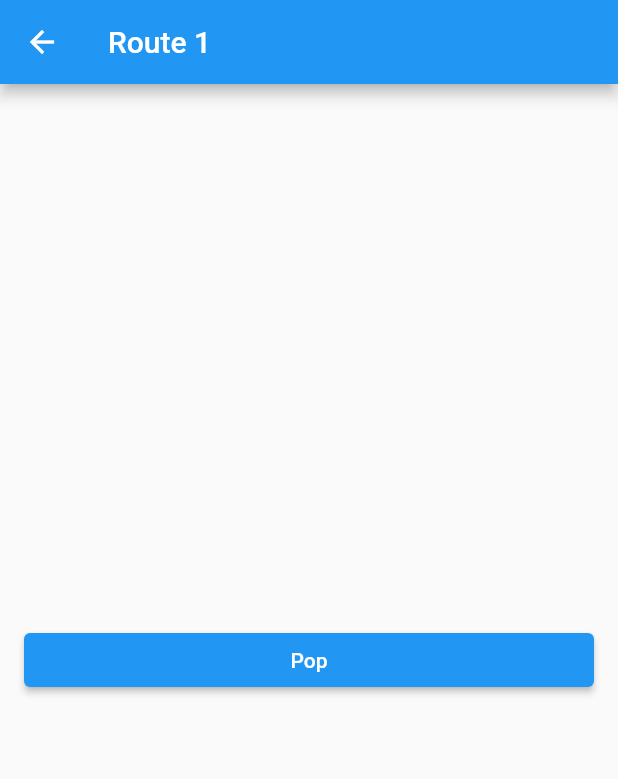
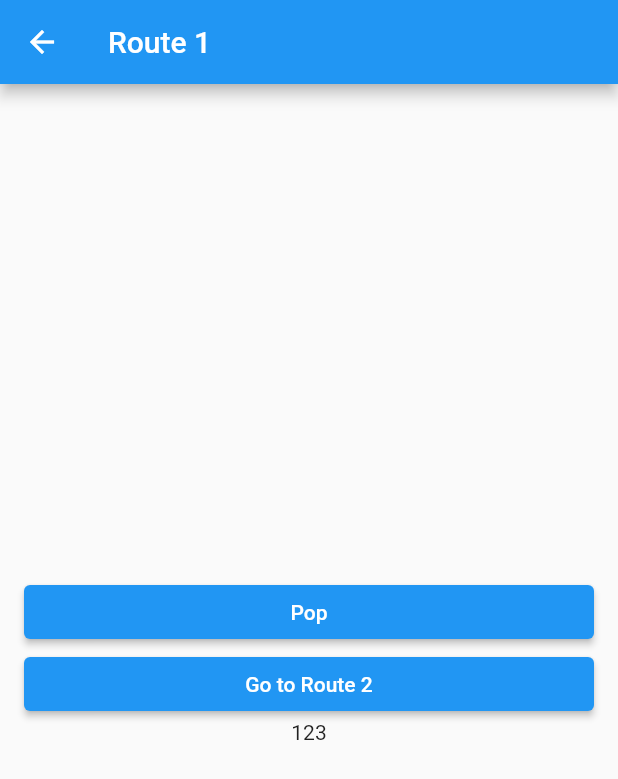
Before and after one commit to mccormick84/flutter_route_practice, a Flutter app: the screen it shows after launch, after a tap on "Push", on a phone screen of 412 x 824 dp. Shown: the top 779 px of the screen. Run offline on Flutter 3.47's test engine with Material 2 defaults, Android fonts, the phone set to English and light mode, and no system bars.

Commit message:
라우트 실습 완성

```diff
--- a/lib/main.dart
+++ b/lib/main.dart
@@ -1,9 +1,19 @@
 import 'package:flutter/material.dart';
 import 'package:navigation_practice/screen/home_screen.dart';
+import 'package:navigation_practice/screen/route_one_screen.dart';
+import 'package:navigation_practice/screen/route_three_screen.dart';
+import 'package:navigation_practice/screen/route_two_screen.dart';
 
 void main() {
   runApp(MaterialApp(
     debugShowCheckedModeBanner: false,
-    home: HomeScreen(),
+    // home: HomeScreen(),
+    initialRoute: '/',
+    routes: {
+      '/': (context) => HomeScreen(),
+      '/one': (context) => RouteOneScreen(),
+      '/two': (context) => RouteTwoScreen(),
+      '/three': (context) => RouteThreeScreen(),
+    },
   ));
 }
--- a/lib/screen/home_screen.dart
+++ b/lib/screen/home_screen.dart
@@ -7,14 +7,40 @@ class HomeScreen extends StatelessWidget {
 
   @override
   Widget build(BuildContext context) {
-    return MainLayout(routeName: 'Home Screen', children: [
+    // 안드로이드에서 뒤로가기 버튼 작동 막기
+    return WillPopScope(
+      onWillPop: () async {
+        // true: pop 가능
+        // false: pop 불가능
+        final canPop = Navigator.of(context).canPop();
+        return canPop;
+      },
+      child: MainLayout(routeName: 'Home Screen', children: [
         ElevatedButton(
             onPressed: () {
               Navigator.of(context).push(MaterialPageRoute(
-              builder: (BuildContext context) => RouteOneScreen(),
+                builder: (BuildContext context) => RouteOneScreen(
+                  number: 123,
+                ),
               ));
             },
             child: const Text('Push')),
-    ]);
+        ElevatedButton(
+            onPressed: () {
+              Navigator.of(context).pop();
+            },
+            child: Text('Pop')),
+        ElevatedButton(
+            onPressed: () {
+              Navigator.of(context).maybePop();
+            },
+            child: Text('maybePop')),
+        ElevatedButton(
+            onPressed: () {
+              print(Navigator.of(context).canPop());
+            },
+            child: Text('canPop')),
+      ]),
+    );
   }
 }
--- a/lib/screen/route_one_screen.dart
+++ b/lib/screen/route_one_screen.dart
@@ -1,8 +1,14 @@
 import 'package:flutter/material.dart';
 import 'package:navigation_practice/layout/main_layout.dart';
+import 'package:navigation_practice/screen/route_two_screen.dart';
 
 class RouteOneScreen extends StatelessWidget {
-  const RouteOneScreen({Key? key}) : super(key: key);
+  final int? number;
+
+  const RouteOneScreen({
+    this.number,
+    Key? key,
+  }) : super(key: key);
 
   @override
   Widget build(BuildContext context) {
@@ -11,7 +17,27 @@ class RouteOneScreen extends StatelessWidget {
           onPressed: () {
             Navigator.of(context).pop();
           },
-          child: const Text('Pop'))
+          child: const Text('Pop')),
+      ElevatedButton(
+          onPressed: () {
+            Navigator.of(context).push(
+              MaterialPageRoute(
+                  builder: (_) => RouteTwoScreen(),
+                  settings: RouteSettings(
+                    arguments: 789,
+                  )),
+            );
+          },
+          child: Text('Go to Route 2')),
+      // ElevatedButton(
+      //     onPressed: () {
+      //       Navigator.of(context).pushNamed('/three');
+      //     },
+      //     child: const Text('Go to 3(Push Named)')),
+      Text(
+        number.toString(),
+        textAlign: TextAlign.center,
+      ),
     ]);
   }
 }
```
Also changed, not shown: lib/screen/route_three_screen.dart (added, +23 -0 lines), lib/screen/route_two_screen.dart (+37 -4 lines), 1 other file. Lines whose indentation alone changed are shown as unchanged.
